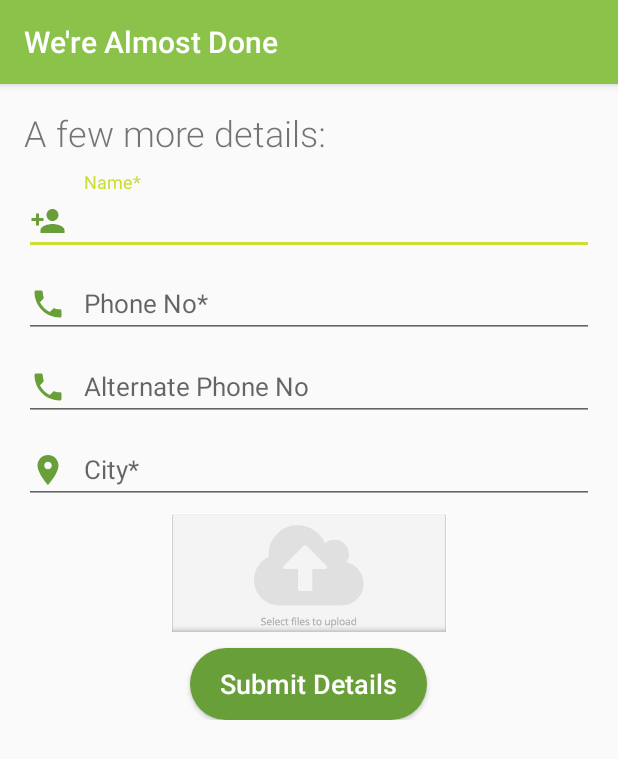
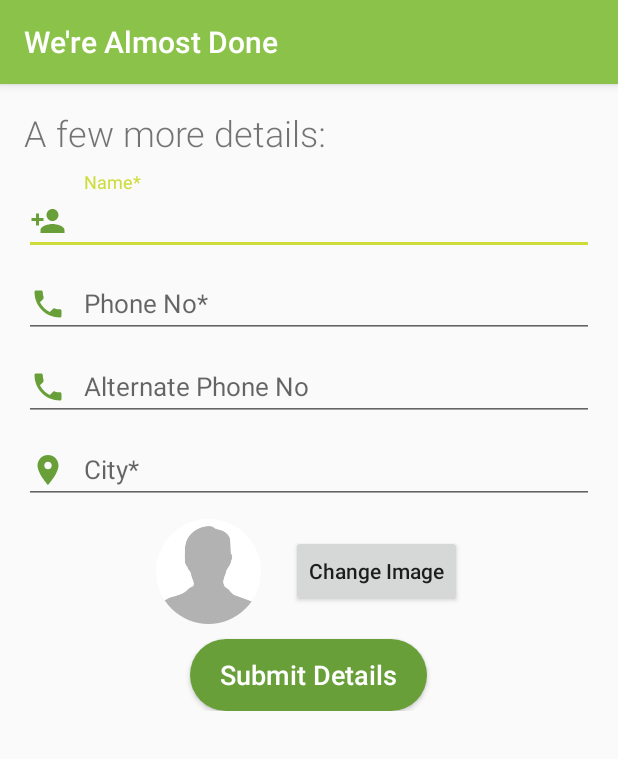
Before and after one commit to abhishekpopli/feeding-india-android-app, an Android app: the RegisterDetailsActivity screen opened directly, with no data from a screen before it, on a phone screen of 412 x 824 dp. Shown: the top 759 px of the screen. Run offline under Robolectric (Android 15) with nearby library versions, the phone set to English and light mode, and no system bars; our stand-ins replace CircleImageView; libraries missing offline, so code that uses them is left out: com.cloudinary, com.cloudinary.utils; 2 statements that could not run were skipped.

Commit message:
Changes in Register Details activity: Added runtime permission for storage, saved donor_type in shared preferences, update ui for upload_pic button, set input type attributes to editText

```diff
--- a/app/src/main/res/layout/activity_register_details.xml
+++ b/app/src/main/res/layout/activity_register_details.xml
@@ -35,6 +35,7 @@
                     android:drawableLeft="@drawable/ic_person_add_green_24dp"
                     android:drawablePadding="12dp"
                     android:hint="Name*"
+                    android:inputType="textPersonName"
                     android:textColor="@color/colorPrimaryText"
                     android:textColorHint="@color/colorPrimary"
                     android:textSize="17sp" />
@@ -52,6 +53,7 @@
                     android:drawableLeft="@drawable/ic_phone_green_24dp"
                     android:drawablePadding="12dp"
                     android:hint="Phone No*"
+                    android:inputType="phone"
                     android:textColor="@color/colorPrimaryText"
                     android:textColorHint="@color/colorPrimary"
                     android:textSize="17sp" />
@@ -69,6 +71,7 @@
                     android:drawableLeft="@drawable/ic_phone_green_24dp"
                     android:drawablePadding="12dp"
                     android:hint="Alternate Phone No"
+                    android:inputType="phone"
                     android:textColor="@color/colorPrimaryText"
                     android:textColorHint="@color/colorPrimary"
                     android:textSize="17sp" />
@@ -88,18 +91,42 @@
                     android:drawableLeft="@drawable/ic_location_on_green_24dp"
                     android:drawablePadding="12dp"
                     android:hint="City*"
+                    android:inputType="text"
                     android:textColor="@color/colorPrimaryText"
                     android:textColorHint="@color/colorPrimary"
                     android:textSize="17sp" />
 
             </android.support.design.widget.TextInputLayout>
 
-            <ImageView
-                android:id="@+id/upload_yourpic"
+
+            <LinearLayout
                 android:layout_width="match_parent"
-                android:layout_height="80dp"
-                android:layout_marginTop="6dp"
-                android:src="@drawable/upload_icon" />
+                android:layout_height="wrap_content"
+                android:layout_marginTop="10dp"
+                android:gravity="center_horizontal">
+
+                <LinearLayout
+                    android:layout_width="wrap_content"
+                    android:layout_height="wrap_content">
+
+                    <de.hdodenhof.circleimageview.CircleImageView
+                        android:id="@+id/user_picture"
+                        android:layout_width="70dp"
+                        android:layout_height="70dp"
+                        android:src="@drawable/profile_placeholder" />
+
+                    <Button
+                        android:id="@+id/change_picture_button"
+                        android:layout_width="wrap_content"
+                        android:layout_height="wrap_content"
+                        android:layout_gravity="center_vertical"
+                        android:layout_marginLeft="20dp"
+                        android:text="Change Image"
+                        android:textAllCaps="false" />
+
+                </LinearLayout>
+
+            </LinearLayout>
 
             <LinearLayout
                 android:id="@+id/register_donor_type_container"
```
Also changed, not shown: app/src/main/java/com/example/feedingindiaapp/RegisterDetailsActivity.java (+216 -74 lines).
